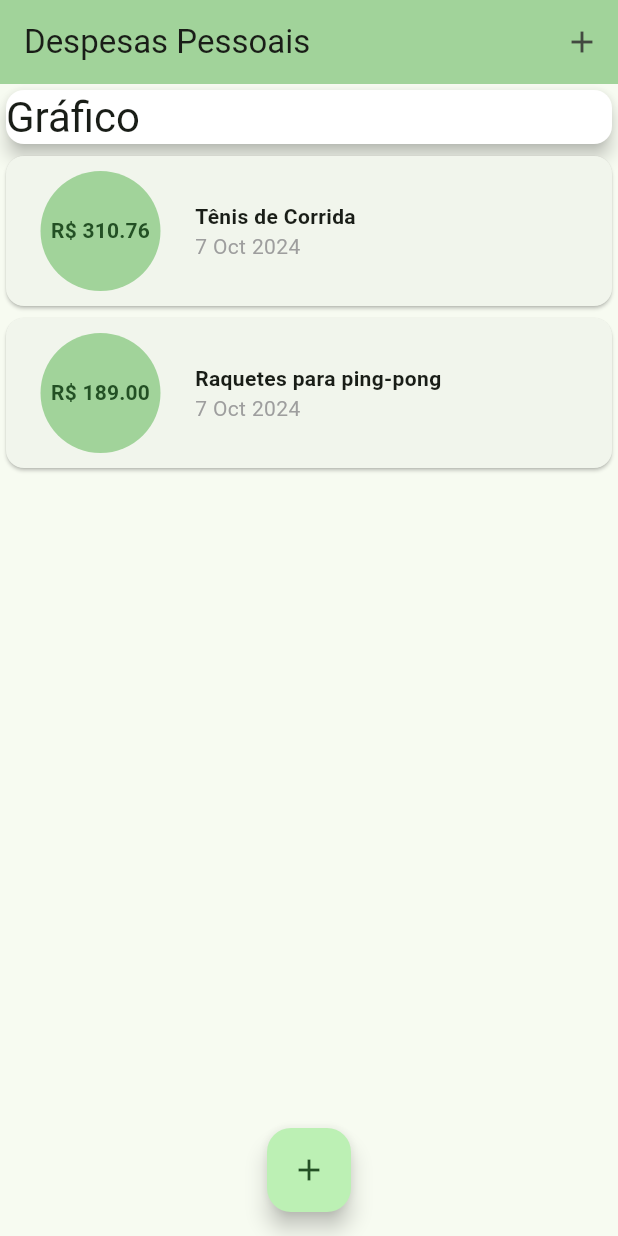
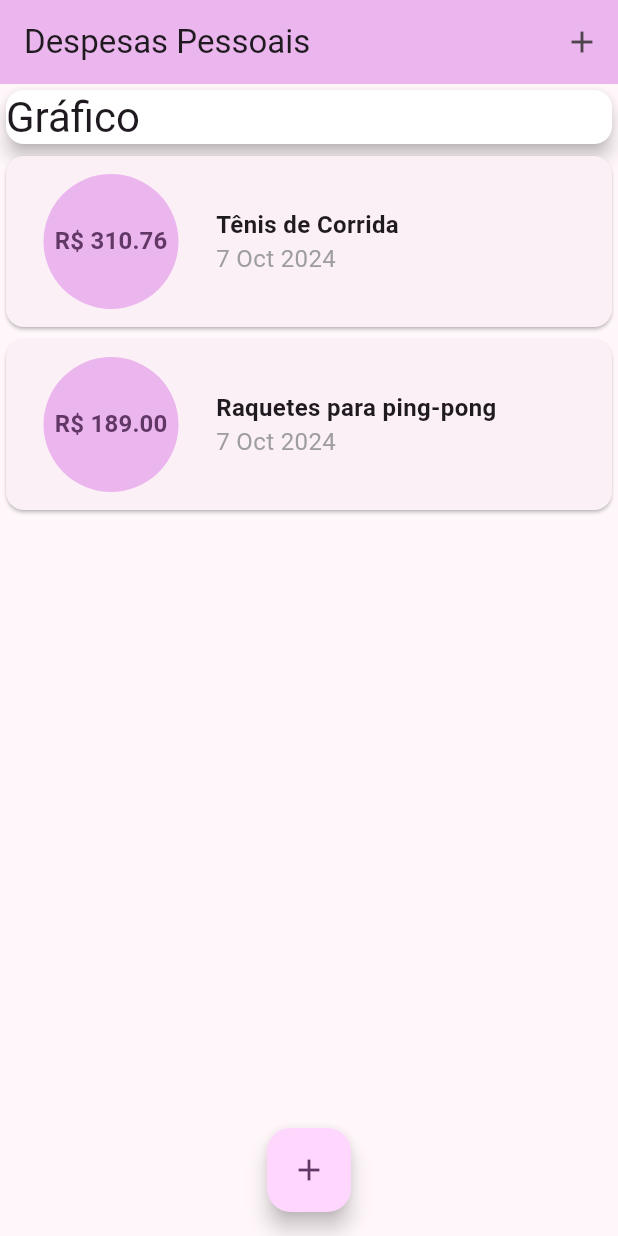
Before and after one commit to FernandoAvellar/expenses, a Flutter app: the screen it shows after launch, on a phone screen of 412 x 824 dp. Run offline on Flutter 3.47's test engine with Material 3 defaults, Android fonts, the phone set to English and light mode, and no system bars.

Commit message:
simples ajustes

```diff
--- a/lib/components/transaction_card.dart
+++ b/lib/components/transaction_card.dart
@@ -18,13 +18,13 @@ class TransactionCard extends StatelessWidget {
               vertical: 2,
               horizontal: 15,
             ),
-            padding: EdgeInsets.all(8),
+            padding: EdgeInsets.all(10),
             child: CircleAvatar(
-              radius: 40,
+              radius: 45,
               backgroundColor: Theme.of(context).colorScheme.inversePrimary,
               child: Text(
                 'R\$ ${transaction.value.toStringAsFixed(2)}',
-                style: TextStyle(fontWeight: FontWeight.bold, fontSize: 14),
+                style: TextStyle(fontWeight: FontWeight.bold, fontSize: 16),
               ),
             ),
           ),
@@ -34,11 +34,11 @@ class TransactionCard extends StatelessWidget {
               Text(
                 transaction.title,
                 textAlign: TextAlign.start,
-                style: TextStyle(fontWeight: FontWeight.bold, fontSize: 14),
+                style: TextStyle(fontWeight: FontWeight.bold, fontSize: 16),
               ),
               Text(
                 DateFormat('d MMM y').format(transaction.date),
-                style: TextStyle(color: Colors.grey),
+                style: TextStyle(color: Colors.grey, fontSize: 16),
               ),
             ],
           ),
--- a/lib/components/transaction_form.dart
+++ b/lib/components/transaction_form.dart
@@ -20,7 +20,8 @@ class _TransactionFormState extends State<TransactionForm> {
 
     if (title.isEmpty || value <= 0) return;
 
-    widget.onSubmit(title, value);
+    widget.onSubmit(
+        title, value); //acesso a variáveis do nosso componente stateful
   }
 
   @override
--- a/lib/components/transaction_list.dart
+++ b/lib/components/transaction_list.dart
@@ -13,7 +13,7 @@ class TransactionList extends StatelessWidget {
       height: 400,
       child: ListView.builder(
         itemCount: transactions.length,
-        itemBuilder: (ctx, index) {
+        itemBuilder: (_, index) {
           final tr = transactions[index];
           return TransactionCard(tr);
         },
--- a/lib/main.dart
+++ b/lib/main.dart
@@ -15,7 +15,7 @@ class ExpensesApp extends StatelessWidget {
       debugShowCheckedModeBanner: false,
       title: 'Expenses App',
       theme: ThemeData(
-        colorScheme: ColorScheme.fromSeed(seedColor: Colors.green),
+        colorScheme: ColorScheme.fromSeed(seedColor: Colors.purple),
         useMaterial3: true,
       ),
       home: MyHomePage(),
```
